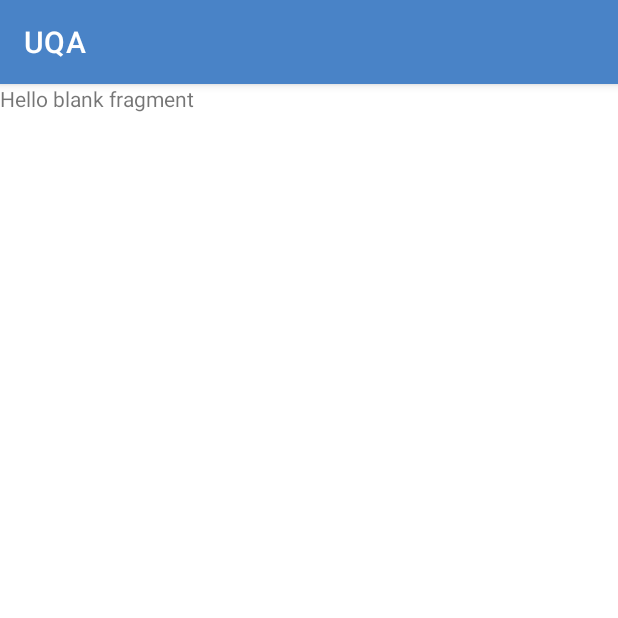
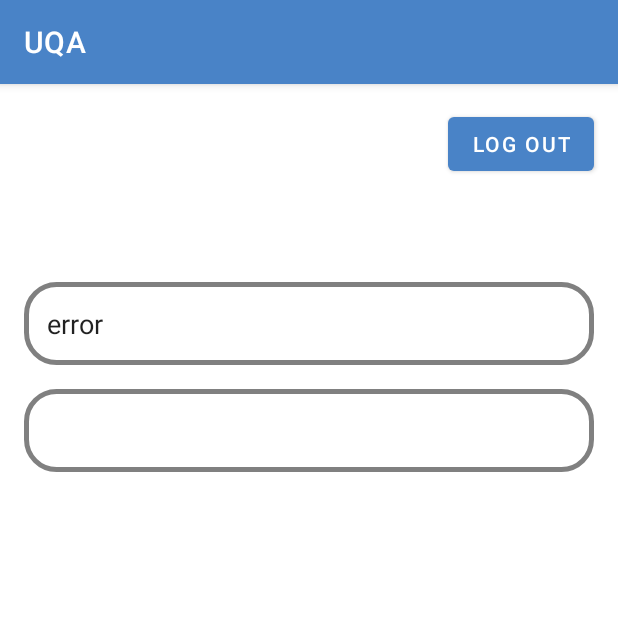
Before and after one commit to SultanSarygulov/UniversityQuestionApp, an Android app: the fragment ProfileFragment shown on its own in the app's theme, on a phone screen of 412 x 824 dp, the top half of it. Run offline under Robolectric (Android 15) with nearby library versions, the phone set to English and light mode, and no system bars; our stand-ins replace navigation-ui.

Commit message:
Added profile fragment

```diff
--- a/app/src/main/java/com/example/uqa/presentation/MainActivity.kt
+++ b/app/src/main/java/com/example/uqa/presentation/MainActivity.kt
@@ -76,6 +76,7 @@ class MainActivity : AppCompatActivity() {
 
     companion object{
         val TAG = "Chura"
-        val PREFERENCE_KEY = "First time12"
+        val PREFERENCE_KEY = "First time15"
+        val USERNAME = "Username"
     }
 }
--- a/app/src/main/java/com/example/uqa/presentation/home/HomeFragment.kt
+++ b/app/src/main/java/com/example/uqa/presentation/home/HomeFragment.kt
@@ -24,18 +24,19 @@ class HomeFragment : Fragment(), SearchView.OnQueryTextListener {
     private lateinit var binding: FragmentHomeBinding
     private lateinit var viewModel: HomeViewModel
     private lateinit var postAdapter: PostAdapter
+    private lateinit var sharedPreferences: SharedPreferences
 
     override fun onCreateView(
         inflater: LayoutInflater, container: ViewGroup?,
         savedInstanceState: Bundle?
     ): View? {
 
-        val sharedPref = requireActivity().getPreferences(Context.MODE_PRIVATE)
-        val isFirstTime = sharedPref.getBoolean(PREFERENCE_KEY, true)
+        sharedPreferences = requireActivity().getPreferences(Context.MODE_PRIVATE)
 
+        val isFirstTime = sharedPreferences.getBoolean(PREFERENCE_KEY, true)
         if (isFirstTime) {
             Log.d(TAG, "HomeFragment: isFirstTime")
-            sharedPref.edit().putBoolean(PREFERENCE_KEY, false).apply()
+            sharedPreferences.edit().putBoolean(PREFERENCE_KEY, false).apply()
             val action = HomeFragmentDirections.actionHomeFragmentToLoginFragment()
             findNavController().navigate(action)
         }
@@ -46,7 +47,6 @@ class HomeFragment : Fragment(), SearchView.OnQueryTextListener {
 
     override fun onViewCreated(view: View, savedInstanceState: Bundle?) {
         super.onViewCreated(view, savedInstanceState)
-
 
 
 
--- a/app/src/main/java/com/example/uqa/presentation/login/LoginFragment.kt
+++ b/app/src/main/java/com/example/uqa/presentation/login/LoginFragment.kt
@@ -1,5 +1,6 @@
 package com.example.uqa.presentation.login
 
+import android.content.SharedPreferences
 import android.os.Bundle
 import androidx.fragment.app.Fragment
 import android.view.LayoutInflater
@@ -15,6 +16,7 @@ import com.example.uqa.databinding.FragmentQuestionBinding
 class LoginFragment : Fragment() {
 
     private lateinit var binding: FragmentLoginBinding
+
 
     override fun onCreateView(
         inflater: LayoutInflater, container: ViewGroup?,
--- a/app/src/main/java/com/example/uqa/presentation/profile/ProfileFragment.kt
+++ b/app/src/main/java/com/example/uqa/presentation/profile/ProfileFragment.kt
@@ -1,21 +1,45 @@
 package com.example.uqa.presentation.profile
 
+import android.content.Context
+import android.content.SharedPreferences
 import android.os.Bundle
 import androidx.fragment.app.Fragment
 import android.view.LayoutInflater
 import android.view.View
 import android.view.ViewGroup
+import androidx.navigation.fragment.findNavController
 import com.example.uqa.R
+import com.example.uqa.databinding.FragmentProfileBinding
+import com.example.uqa.databinding.FragmentRegisterBinding
+import com.example.uqa.presentation.MainActivity.Companion.USERNAME
 
 
 class ProfileFragment : Fragment() {
 
+    private lateinit var binding: FragmentProfileBinding
+    private lateinit var sharedPreferences: SharedPreferences
 
     override fun onCreateView(
         inflater: LayoutInflater, container: ViewGroup?,
         savedInstanceState: Bundle?
     ): View? {
-        // Inflate the layout for this fragment
-        return inflater.inflate(R.layout.fragment_profile, container, false)
+
+        sharedPreferences = requireActivity().getPreferences(Context.MODE_PRIVATE)
+
+        binding = FragmentProfileBinding.inflate(inflater, container, false)
+        return binding.root
+    }
+
+    override fun onViewCreated(view: View, savedInstanceState: Bundle?) {
+        super.onViewCreated(view, savedInstanceState)
+
+        val username = sharedPreferences.getString(USERNAME, "error")
+        binding.userName.setText(username)
+
+        binding.logOutButton.setOnClickListener {
+
+            val action = ProfileFragmentDirections.actionProfileFragmentToLoginFragment()
+            findNavController().navigate(action)
+        }
     }
 }
--- a/app/src/main/java/com/example/uqa/presentation/register/RegisterFragment.kt
+++ b/app/src/main/java/com/example/uqa/presentation/register/RegisterFragment.kt
@@ -1,5 +1,7 @@
 package com.example.uqa.presentation.register
 
+import android.content.Context
+import android.content.SharedPreferences
 import android.os.Bundle
 import androidx.fragment.app.Fragment
 import android.view.LayoutInflater
@@ -10,28 +12,39 @@ import androidx.navigation.fragment.findNavController
 import com.example.uqa.R
 import com.example.uqa.databinding.FragmentAskQuestionBinding
 import com.example.uqa.databinding.FragmentRegisterBinding
+import com.example.uqa.presentation.MainActivity
+import com.example.uqa.presentation.MainActivity.Companion.PREFERENCE_KEY
+import com.example.uqa.presentation.MainActivity.Companion.USERNAME
 import com.example.uqa.presentation.askQuestion.AskQuestionViewModel
 import com.example.uqa.presentation.login.LoginFragmentDirections
 
 class RegisterFragment : Fragment() {
 
     private lateinit var binding: FragmentRegisterBinding
+    private lateinit var sharedPreferences: SharedPreferences
 
     override fun onCreateView(
         inflater: LayoutInflater, container: ViewGroup?,
         savedInstanceState: Bundle?
     ): View? {
         binding = FragmentRegisterBinding.inflate(inflater, container, false)
+
+
         return binding.root
     }
 
     override fun onViewCreated(view: View, savedInstanceState: Bundle?) {
         super.onViewCreated(view, savedInstanceState)
 
+        sharedPreferences = requireActivity().getPreferences(Context.MODE_PRIVATE)
+
         binding.registerButton.setOnClickListener {
 
             val codeAction = RegisterFragmentDirections.actionRegisterFragmentToCodeFragment()
             findNavController().navigate(codeAction)
+
+            val editor = sharedPreferences.edit()
+            editor.putString(USERNAME, binding.registerName.text.toString()).apply()
         }
 
         binding.alreadyRegistredText.setOnClickListener {
--- a/app/src/main/res/layout/fragment_profile.xml
+++ b/app/src/main/res/layout/fragment_profile.xml
@@ -1,14 +1,65 @@
 <?xml version="1.0" encoding="utf-8"?>
-<FrameLayout xmlns:android="http://schemas.android.com/apk/res/android"
+<androidx.constraintlayout.widget.ConstraintLayout xmlns:android="http://schemas.android.com/apk/res/android"
+    xmlns:app="http://schemas.android.com/apk/res-auto"
     xmlns:tools="http://schemas.android.com/tools"
     android:layout_width="match_parent"
     android:layout_height="match_parent"
     tools:context=".presentation.profile.ProfileFragment">
 
-    <!-- TODO: Update blank fragment layout -->
-    <TextView
-        android:layout_width="match_parent"
-        android:layout_height="match_parent"
-        android:text="@string/hello_blank_fragment" />
 
-</FrameLayout>
+    <EditText
+        android:id="@+id/userName"
+        android:layout_width="0dp"
+        android:layout_height="wrap_content"
+        android:layout_marginStart="16dp"
+        android:layout_marginTop="32dp"
+        android:layout_marginEnd="16dp"
+        android:background="@drawable/shape_cornered_button"
+        android:ems="10"
+        android:inputType="textPersonName"
+        android:padding="15dp"
+        app:layout_constraintEnd_toEndOf="parent"
+        app:layout_constraintHorizontal_bias="0.5"
+        app:layout_constraintStart_toStartOf="parent"
+        app:layout_constraintTop_toBottomOf="@+id/userPictrure"
+        app:layout_constraintVertical_chainStyle="packed" />
+
+    <EditText
+        android:id="@+id/userEmail"
+        android:layout_width="0dp"
+        android:layout_height="wrap_content"
+        android:layout_marginStart="16dp"
+        android:layout_marginTop="16dp"
+        android:layout_marginEnd="16dp"
+        android:background="@drawable/shape_cornered_button"
+        android:ems="10"
+        android:inputType="textEmailAddress"
+        android:padding="15dp"
+        app:layout_constraintEnd_toEndOf="parent"
+        app:layout_constraintHorizontal_bias="0.5"
+        app:layout_constraintStart_toStartOf="parent"
+        app:layout_constraintTop_toBottomOf="@+id/userName"
+        app:layout_constraintVertical_chainStyle="packed" />
+
+    <ImageView
+        android:id="@+id/userPictrure"
+        android:layout_width="wrap_content"
+        android:layout_height="wrap_content"
+        android:layout_marginTop="100dp"
+        app:layout_constraintEnd_toEndOf="parent"
+        app:layout_constraintHorizontal_bias="0.5"
+        app:layout_constraintStart_toStartOf="parent"
+        app:layout_constraintTop_toTopOf="parent"
+        tools:src="@tools:sample/avatars" />
+
+    <Button
+        android:id="@+id/logOutButton"
+        android:layout_width="wrap_content"
+        android:layout_height="wrap_content"
+        android:layout_marginTop="16dp"
+        android:layout_marginEnd="16dp"
+        android:text="Log Out"
+        android:textSize="14sp"
+        app:layout_constraintEnd_toEndOf="parent"
+        app:layout_constraintTop_toTopOf="parent" />
+</androidx.constraintlayout.widget.ConstraintLayout>
--- a/app/src/main/res/navigation/navgraph.xml
+++ b/app/src/main/res/navigation/navgraph.xml
@@ -19,6 +19,9 @@
         <action
             android:id="@+id/action_homeFragment_to_loginFragment"
             app:destination="@id/loginFragment" />
+        <action
+            android:id="@+id/action_homeFragment_to_profileFragment"
+            app:destination="@id/profileFragment" />
     </fragment>
     <fragment
         android:id="@+id/questionFragment"
@@ -75,4 +78,13 @@
             android:id="@+id/action_codeFragment_to_homeFragment"
             app:destination="@id/homeFragment" />
     </fragment>
+    <fragment
+        android:id="@+id/profileFragment"
+        android:name="com.example.uqa.presentation.profile.ProfileFragment"
+        android:label="Profile"
+        tools:layout="@layout/fragment_profile">
+        <action
+            android:id="@+id/action_profileFragment_to_loginFragment"
+            app:destination="@id/loginFragment" />
+    </fragment>
 </navigation>
```
